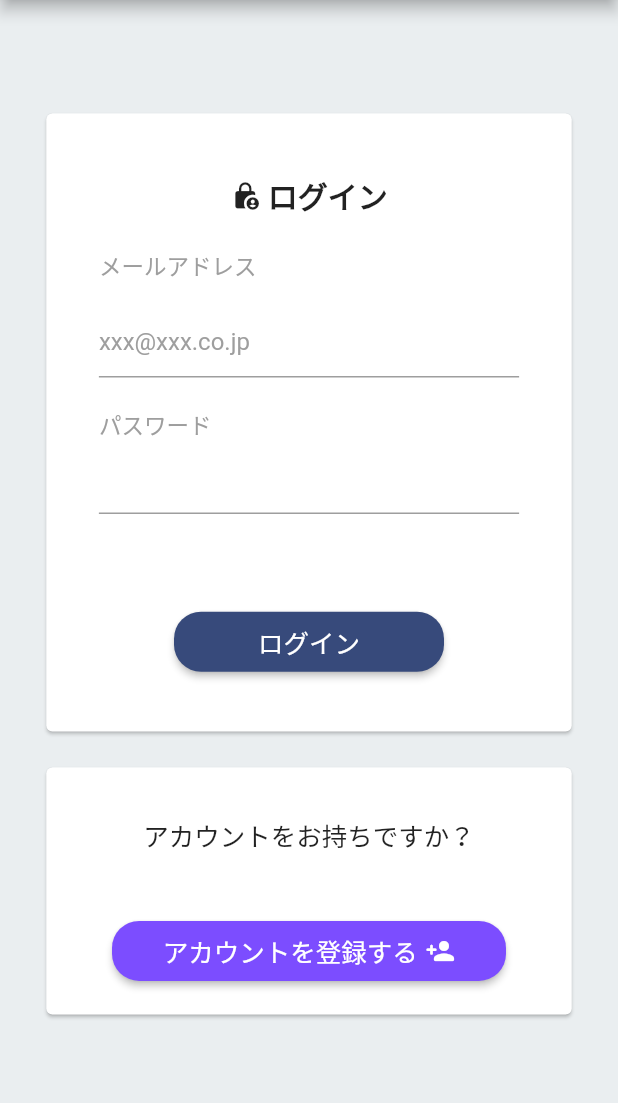
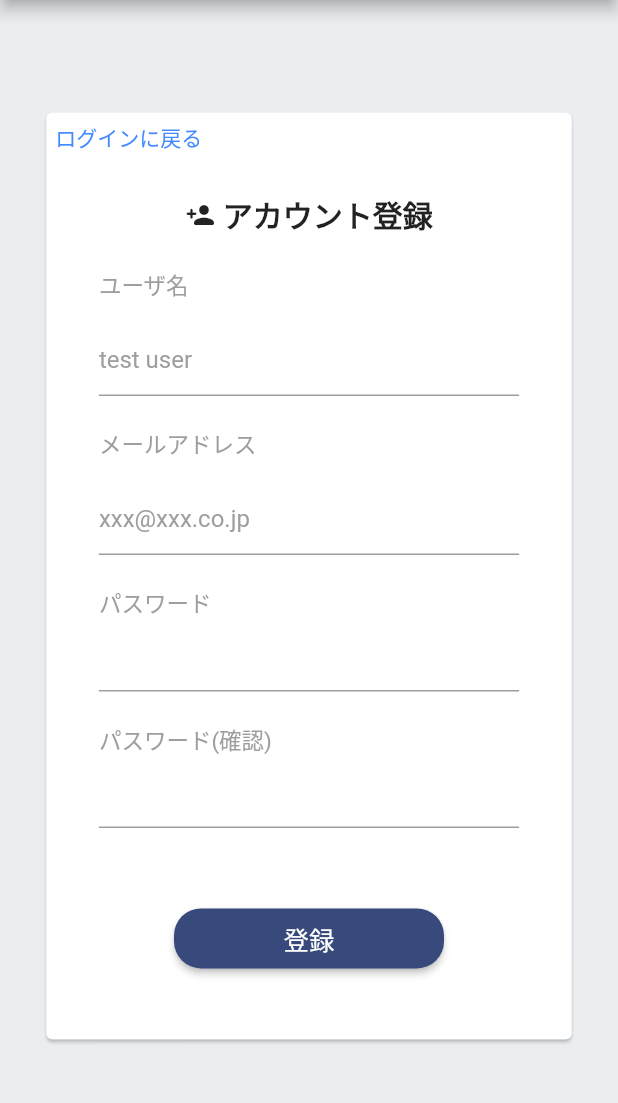
Before and after one commit to toshi1023/nfl-library-app, a Flutter app: the LoginPage screen opened by its route, after a tap on "アカウントを登録する", on a phone screen of 412 x 824 dp, the part 84-1187 px from its top. Run offline on Flutter 3.47's test engine with Material 2 defaults, Android fonts, the phone set to English and light mode, and no system bars; our stand-ins replace flutter_riverpod; project files that could hold a hidden picture were left out.

Commit message:
implementing account register page

```diff
--- /dev/null
+++ b/lib/components/account/account_register_page.dart
@@ -0,0 +1,214 @@
+/// ログインページ
+
+import 'package:flutter/material.dart';
+import '../../common/app_bar/app_main_bar.dart';
+import '../../configs/const.dart';
+
+class AccountRegisterPage extends StatelessWidget {
+  @override
+  const AccountRegisterPage({Key? key}) : super(key: key);
+
+  @override
+  Widget build(BuildContext context) {
+    final double cardLoginHeight;
+    final double accountRegisterFormHeight;
+
+    if(MediaQuery.of(context).size.height == AppNum.iphoneHeight8) {
+      // ログインのcardのheightを定義
+      cardLoginHeight = MediaQuery.of(context).size.height * 0.8;
+      // アカウント登録フォームのheight範囲
+      accountRegisterFormHeight = cardLoginHeight * 0.8;
+    } else {
+      // ログインのcardのheightを定義
+      cardLoginHeight = MediaQuery.of(context).size.height * 0.75;
+      // アカウント登録フォームのheight範囲
+      accountRegisterFormHeight = cardLoginHeight * 0.7;
+    }
+    // cardのwidthを定義
+    final double cardWidth = MediaQuery.of(context).size.width * AppNum.cardWidth;
+    // アカウント登録フォームのwidth範囲
+    final double accountRegisterFormWidth = cardWidth * 0.8;
+
+    return Scaffold(
+        appBar: const AppMainBar(),
+        backgroundColor: AppColor.backColor,
+        body: Container(
+            alignment: Alignment.center,
+            child: SingleChildScrollView(
+                child: Column(
+                  mainAxisAlignment: MainAxisAlignment.spaceAround,
+                  children: [
+                    Card (
+                        child: SizedBox (
+                          width: cardWidth,
+                          height: cardLoginHeight,
+                          child: Column(
+                            children: <Widget> [
+                              Align(
+                                alignment: Alignment.topLeft,
+                                child: InkWell(
+                                  onTap: () {
+                                    // ログインページへ遷移
+                                    Navigator.of(context).pushNamed("/login");
+                                  },
+                                  child: Container(
+                                      margin: const EdgeInsets.all(AppNum.subtitle),
+                                      child: const Text(
+                                        'ログインに戻る',
+                                        style: TextStyle(
+                                          color: Colors.blueAccent
+                                        ),
+                                      )
+                                  ),
+                                ),
+                              ),
+                              Padding(
+                                padding: const EdgeInsets.only(top: 20.0, bottom: 15.0),
+                                child: Container(
+                                    alignment: Alignment.center,
+                                    child: Row(
+                                      mainAxisAlignment: MainAxisAlignment.center,
+                                      children: [
+                                        Padding(
+                                          padding: const EdgeInsets.only(right: 5.0),
+                                          child: Container(
+                                              alignment: Alignment.center,
+                                              child: const Icon(
+                                                Icons.person_add_rounded,
+                                                size: 20,
+                                              )
+                                          ),
+                                        ),
+                                        const Text(
+                                          'アカウント登録',
+                                          style: TextStyle(
+                                              fontSize: 20,
+                                              fontWeight: FontWeight.bold
+                                          ),
+                                        ),
+                                      ],
+                                    )
+                                ),
+                              ),
+                              SizedBox(
+                                  width: accountRegisterFormWidth,
+                                  height: accountRegisterFormHeight,
+                                  child: Column(
+                                      children: [
+                                        Align(
+                                          alignment: Alignment.topLeft,
+                                          child: Container(
+                                              margin: const EdgeInsets.only(top: AppNum.subtitle),
+                                              child: const Text(
+                                                'ユーザ名',
+                                                style: TextStyle(
+                                                    color: Colors.grey,
+                                                    fontSize: AppNum.formLabel
+                                                ),
+                                              )
+                                          ),
+                                        ),
+                                        Padding(
+                                          padding: const EdgeInsets.only(top: 15.0, bottom: 15.0),
+                                          child: TextFormField(
+                                            decoration: const InputDecoration(
+                                              hintText: 'test user',
+                                              hintStyle: const TextStyle(fontSize: 16, color: Colors.grey),
+                                            ),
+                                          ),
+                                        ),
+                                        Align(
+                                          alignment: Alignment.topLeft,
+                                          child: Container(
+                                              margin: const EdgeInsets.only(top: AppNum.subtitle),
+                                              child: const Text(
+                                                'メールアドレス',
+                                                style: TextStyle(
+                                                    color: Colors.grey,
+                                                    fontSize: AppNum.formLabel
+                                                ),
+                                              )
+                                          ),
+                                        ),
+                                        Padding(
+                                          padding: const EdgeInsets.only(top: 15.0, bottom: 15.0),
+                                          child: TextFormField(
+                                            decoration: const InputDecoration(
+                                              hintText: 'xxx@xxx.co.jp',
+                                              hintStyle: const TextStyle(fontSize: 16, color: Colors.grey),
+                                            ),
+                                          ),
+                                        ),
+                                        Align(
+                                          alignment: Alignment.topLeft,
+                                          child: Container(
+                                              margin: const EdgeInsets.only(top: AppNum.subtitle),
+                                              child: const Text(
+                                                'パスワード',
+                                                style: TextStyle(
+                                                    color: Colors.grey,
+                                                    fontSize: AppNum.formLabel
+                                                ),
+                                              )
+                                          ),
+                                        ),
+                                        Padding(
+                                          padding: const EdgeInsets.only(bottom: 15.0),
+                                          child: TextFormField(
+                                            decoration: const InputDecoration(),
+                                          ),
+                                        ),
+                                        Align(
+                                          alignment: Alignment.topLeft,
+                                          child: Container(
+                                              margin: const EdgeInsets.only(top: AppNum.subtitle),
+                                              child: const Text(
+                                                'パスワード(確認)',
+                                                style: TextStyle(
+                                                    color: Colors.grey,
+                                                    fontSize: AppNum.formLabel
+                                                ),
+                                              )
+                                          ),
+                                        ),
+                                        Padding(
+                                          padding: const EdgeInsets.only(bottom: 15.0),
+                                          child: TextFormField(
+                                            decoration: const InputDecoration(),
+                                          ),
+                                        )
+                                      ]
+                                  )
+                              ),
+                              SizedBox(
+                                  height: 40,
+                                  width: 180,
+                                  child: ElevatedButton(
+                                    onPressed: () {
+                                      // ログインページへ遷移
+                                      Navigator.of(context).pushNamed("/login");
+                                    },
+                                    style: ElevatedButton.styleFrom(
+                                      primary: AppColor.mainColor, //ボタンの背景色
+                                      shape: const RoundedRectangleBorder(
+                                        // ボタンの形に丸みをおびせる
+                                        borderRadius: BorderRadius.all(Radius.circular(18.0)),
+                                      ),
+                                    ),
+                                    child: const Text(
+                                      '登録',
+                                      style: TextStyle(fontSize: 17),
+                                    ),
+                                  )
+                              )
+                            ],
+                          ),
+                        )
+                    ),
+                  ],
+                )
+            )
+        )
+    );
+  }
+}
--- a/lib/components/account/login_page.dart
+++ b/lib/components/account/login_page.dart
@@ -175,8 +175,8 @@ class LoginPage extends StatelessWidget {
                             width: cardWidth * 0.75,
                             child: ElevatedButton(
                               onPressed: () {
-                                // ログインページへ遷移
-                                Navigator.of(context).pushNamed("/login");
+                                // アカウント登録ページへ遷移
+                                Navigator.of(context).pushNamed("/account_register");
                               },
                               style: ElevatedButton.styleFrom(
                                 primary: Colors.deepPurpleAccent, //ボタンの背景色
@@ -217,49 +217,3 @@ class LoginPage extends StatelessWidget {
     );
   }
 }
-
-// body: SizedBox(   // ContainerよりSizedBoxの方が推奨されている!?
-// width: double.infinity,
-// //child: TextFormField(  // TextFieldとの違いは機能の多さ。例えば、validatorはTextFormFieldならではの機能である。
-// child: Column(
-// children: <Widget> [
-// TextField(
-// // validator: (String? value) {
-// //   if(value!.isEmpty) {
-// //     return 'Please enter some text';
-// //   }
-// //   return null;
-// // },   // これを実装するだけでは、機能しない。公式ドキュメントのcookbookを要確認
-// autofocus: true,  // 画面を開いた時に入力キーボードが自動で立ち上がる
-// decoration: const InputDecoration(
-// // border: InputBorder.none,
-// hintText: 'Enter a search term',  // placeholder
-// ),
-// onChanged: (String? text) {
-// // 文字が入力されるたびにprintされる
-// print('First text field: $text');
-// name = text;
-// },
-// ),
-// TextField(
-// controller: myController,
-// focusNode: myFocusNode,  // 下のElevatedButtonをクリックした際にフォーカスが当たる
-// ),
-// ElevatedButton(
-// onPressed: () {
-// // TODO: ここにフォーカスするためのコード(ボタンを押すと、focusNodeを設定した要素にフォーカスされる)
-// myFocusNode.requestFocus();
-// // Controllerを使用する場合
-// // print(myController.text);
-//
-// // Controllerがもつ入力値をモーダルに表示する
-// showDialog(context: context, builder: (context) {
-// return AlertDialog(
-// content: Text(myController.text),
-// );
-// });
-// }, child: const Text('新規登録する')
-// )
-// ],
-// ),
-// ),
--- a/lib/main.dart
+++ b/lib/main.dart
@@ -1,4 +1,5 @@
 import 'package:flutter/material.dart';
+import 'package:nfl_library/components/account/account_register_page.dart';
 import 'package:nfl_library/components/account/login_page.dart';
 import 'package:nfl_library/components/search_top/search_top_page.dart';
 import 'package:nfl_library/components/menus/logged_in_menu_page.dart';
@@ -27,6 +28,7 @@ class MyApp extends StatelessWidget {
         '/home': (BuildContext context) => const SearchTopPage(),
         '/logged_in_menu': (BuildContext context) => const NotLoggedInMenuPage(),
         '/login': (BuildContext context) => const LoginPage(),
+        '/account_register': (BuildContext context) => const AccountRegisterPage(),
       },
     );
   }
```
